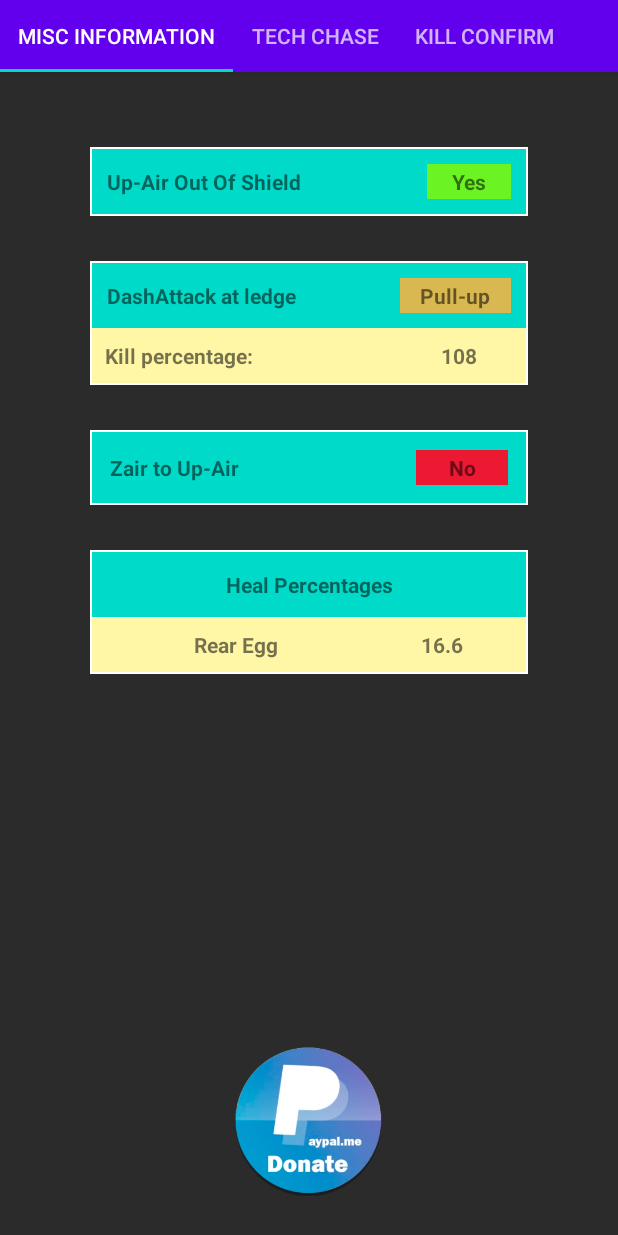
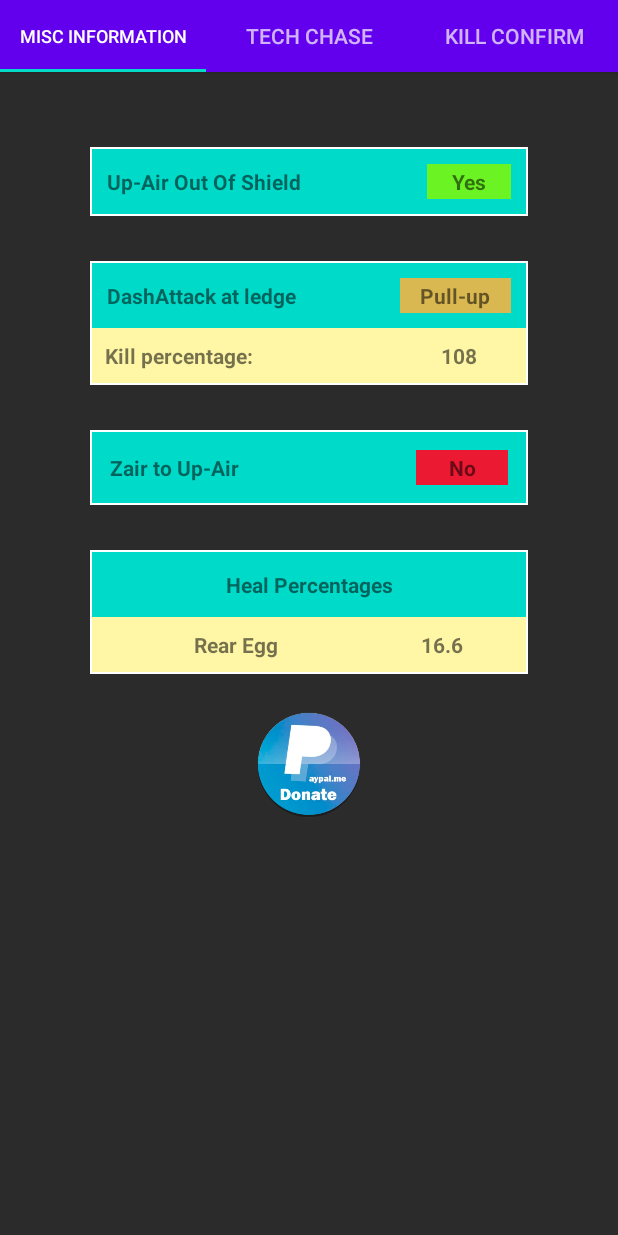
Before and after one commit to Dacrenzio/Lucapp-Android, an Android app: the screen it shows after launch (DataShowActivity), after a tap on "Banjo and Kazooie", on a phone screen of 412 x 824 dp. Run offline under Robolectric (Android 15) with nearby library versions, the phone set to English and light mode, and no system bars; 1 statement that could not run was skipped.

Commit message:
Migliorire sui FAB aggiustamenti grafici (aggiunti marginBottom)

```diff
--- a/app/src/main/java/com/lucases/DataShowActivity.java
+++ b/app/src/main/java/com/lucases/DataShowActivity.java
@@ -1,6 +1,7 @@
 package com.lucases;
 
 import android.content.Intent;
+import android.graphics.Color;
 import android.os.Bundle;
 import android.view.View;
 
@@ -66,6 +67,7 @@ public class DataShowActivity extends AppCompatActivity {
             @Override
             public void onClick(View view) {
                 if (fabS.getVisibility() != View.VISIBLE) {
+                    findViewById(R.id.tableFAB).setBackgroundResource(R.drawable.round_corner_borderd);
                     fabS.show();
                     fabS.setClickable(true);
                     findViewById(R.id.squirlteTextView).setVisibility(View.VISIBLE);
@@ -76,6 +78,7 @@ public class DataShowActivity extends AppCompatActivity {
                     fabC.setClickable(true);
                     findViewById(R.id.charTextView).setVisibility(View.VISIBLE);
                 } else {
+                    findViewById(R.id.tableFAB).setBackgroundColor(Color.TRANSPARENT);
                     fabS.hide();
                     fabS.setClickable(false);
                     findViewById(R.id.squirlteTextView).setVisibility(View.INVISIBLE);
--- a/app/src/main/java/com/lucases/ui/main/FragmentMiscInfo.java
+++ b/app/src/main/java/com/lucases/ui/main/FragmentMiscInfo.java
@@ -44,6 +44,9 @@ public class FragmentMiscInfo extends Fragment {
     @Override
     public View onCreateView(LayoutInflater inflater, ViewGroup container, Bundle savedInstanceState) {
         View root = inflater.inflate(R.layout.fragment_misc_info, container, false);
+        //Place all data
+        placeData(root);
+
         //Make a donation :D
         ImageView imageView = (ImageView) root.findViewById(R.id.paypal);
         imageView.setOnClickListener(new View.OnClickListener() {
@@ -54,8 +57,7 @@ public class FragmentMiscInfo extends Fragment {
                 getActivity().startActivity(i);
             }
         });
-        //Place all data
-        placeData(root);
+
         return root;
     }
 
--- /dev/null
+++ b/app/src/main/res/drawable/round_corner_borderd.xml
@@ -0,0 +1,10 @@
+<?xml version="1.0" encoding="UTF-8"?>
+<shape xmlns:android="http://schemas.android.com/apk/res/android">
+    <solid android:color="#2B2B2B" />
+    <corners android:radius="30px" />
+    <padding
+        android:bottom="5dp"
+        android:left="10dp"
+        android:right="5dp"
+        android:top="5dp" />
+</shape>
--- a/app/src/main/res/layout/activity_data_show.xml
+++ b/app/src/main/res/layout/activity_data_show.xml
@@ -16,7 +16,7 @@
             android:layout_width="match_parent"
             android:layout_height="wrap_content"
             android:background="?attr/colorPrimary"
-            app:tabMode="scrollable" />
+            app:tabMode="fixed" />
     </com.google.android.material.appbar.AppBarLayout>
 
 
@@ -46,9 +46,11 @@
                 android:layout_height="wrap_content"
                 android:text="Charizard"
                 android:layout_gravity="center_vertical"
-                android:layout_marginRight="10dp"
+                android:paddingVertical="2dp"
+                android:paddingLeft="2dp"
                 android:textStyle="bold"
                 android:visibility="gone"
+                android:paddingRight="10dp"
                 android:textColor="@android:color/background_light" />
 
             <com.google.android.material.floatingactionbutton.FloatingActionButton
@@ -61,6 +63,7 @@
                 android:layout_marginBottom="7dp"
                 android:layout_marginTop="7dp"
                 app:srcCompat="@drawable/pokeball"
+                android:padding="1dp"
                 android:backgroundTint="@android:color/holo_red_light" />
         </TableRow>
 
--- a/app/src/main/res/layout/card_view.xml
+++ b/app/src/main/res/layout/card_view.xml
@@ -8,6 +8,7 @@
     app:cardCornerRadius="15dp"
     android:layout_height="wrap_content"
     app:layout_constraintCircleAngle="@android:integer/config_shortAnimTime"><!--make it transparent to see the card-->
+
     <RelativeLayout
         android:layout_width="wrap_content"
         android:layout_height="wrap_content"
--- a/app/src/main/res/layout/fragment_kill_confirm.xml
+++ b/app/src/main/res/layout/fragment_kill_confirm.xml
@@ -326,6 +326,7 @@
             android:layout_below="@+id/tablebairTobairText"
             android:layout_centerHorizontal="true"
             android:layout_marginHorizontal="30dp"
+            android:layout_marginBottom="50dp"
             android:background="@android:color/background_light"
             android:padding="1dp">
 
--- a/app/src/main/res/layout/fragment_misc_info.xml
+++ b/app/src/main/res/layout/fragment_misc_info.xml
@@ -1,7 +1,12 @@
 <?xml version="1.0" encoding="utf-8"?>
 
-<RelativeLayout xmlns:android="http://schemas.android.com/apk/res/android"
+<ScrollView xmlns:android="http://schemas.android.com/apk/res/android"
     xmlns:tools="http://schemas.android.com/tools"
+    android:layout_width="match_parent"
+    android:layout_height="match_parent"
+    android:fillViewport="true">
+
+    <RelativeLayout
         android:id="@+id/RelativeLayoutFragment"
         android:layout_width="match_parent"
         android:layout_height="match_parent"
@@ -21,13 +26,13 @@
                 android:id="@+id/uAirOOSRow"
                 android:layout_width="match_parent"
                 android:layout_height="wrap_content"
-            android:padding="10dp"
-            android:background="#00DAC9">
+                android:background="#00DAC9"
+                android:padding="10dp">
 
                 <TextView
+                    android:layout_weight="3"
+                    android:gravity="left"
                     android:text="Up-Air Out Of Shield"
-                android:gravity="left"
-                android:layout_weight="3"
                     android:textStyle="bold" />
 
             </TableRow>
@@ -47,13 +52,13 @@
                 android:id="@+id/dashAttackRow"
                 android:layout_width="match_parent"
                 android:layout_height="wrap_content"
-            android:padding="10dp"
-            android:background="#00DAC9">
+                android:background="#00DAC9"
+                android:padding="10dp">
 
                 <TextView
+                    android:layout_weight="3"
+                    android:gravity="left"
                     android:text="DashAttack at ledge"
-                android:gravity="left"
-                android:layout_weight="3"
                     android:textStyle="bold" />
 
             </TableRow>
@@ -74,13 +79,13 @@
                 android:id="@+id/zairUAirRow"
                 android:layout_width="match_parent"
                 android:layout_height="wrap_content"
-            android:padding="12dp"
-            android:background="#00DAC9">
+                android:background="#00DAC9"
+                android:padding="12dp">
 
                 <TextView
+                    android:layout_weight="3"
+                    android:gravity="left"
                     android:text="Zair to Up-Air"
-                android:gravity="left"
-                android:layout_weight="3"
                     android:textStyle="bold" />
 
             </TableRow>
@@ -99,13 +104,13 @@
             <TableRow
                 android:layout_width="match_parent"
                 android:layout_height="wrap_content"
-            android:padding="12dp"
-            android:background="#00DAC9">
+                android:background="#00DAC9"
+                android:padding="12dp">
 
                 <TextView
+                    android:layout_weight="1"
+                    android:gravity="center"
                     android:text="Heal Percentages"
-                android:gravity="center"
-                android:layout_weight="1"
                     android:textStyle="bold" />
             </TableRow>
 
@@ -114,14 +119,16 @@
 
         <ImageView
             android:id="@+id/paypal"
-        android:layout_width="155dp"
-        android:layout_height="114dp"
-        android:layout_alignParentBottom="true"
+            android:layout_width="80dp"
+            android:layout_height="80dp"
+            android:layout_below="@+id/absorbMoves"
             android:layout_centerHorizontal="true"
-        android:layout_marginBottom="20dp"
+            android:layout_marginVertical="20dp"
+            android:layout_marginTop="20dp"
             android:clickable="true"
             android:focusable="true"
             android:src="@drawable/paypal_me_donation" />
 
 
     </RelativeLayout>
+</ScrollView>
--- a/app/src/main/res/layout/fragment_tech_chase.xml
+++ b/app/src/main/res/layout/fragment_tech_chase.xml
@@ -4,10 +4,11 @@
     android:layout_height="match_parent"
     android:fillViewport="true">
 
-    <RelativeLayout xmlns:android="http://schemas.android.com/apk/res/android"
+    <LinearLayout xmlns:android="http://schemas.android.com/apk/res/android"
         android:layout_width="match_parent"
         android:layout_height="match_parent"
         android:background="#2B2B2B"
+        android:orientation="vertical"
         android:scrollbars="vertical">
 
         <TableLayout
@@ -203,6 +204,7 @@
             android:layout_centerHorizontal="true"
             android:layout_marginHorizontal="30dp"
             android:layout_marginTop="50dp"
+            android:layout_marginBottom="50dp"
             android:background="@android:color/background_light"
             android:padding="1dp">
 
@@ -267,5 +269,5 @@
         </TableLayout>
 
 
-    </RelativeLayout>
+    </LinearLayout>
 </ScrollView>
```
Also changed, not shown: app/src/main/java/com/lucases/ui/main/FragmentKillConfirm.java (+10 -0 lines), app/src/main/java/com/lucases/ui/main/FragmentTechChase.java (+10 -0 lines). Lines whose indentation alone changed are shown as unchanged.
